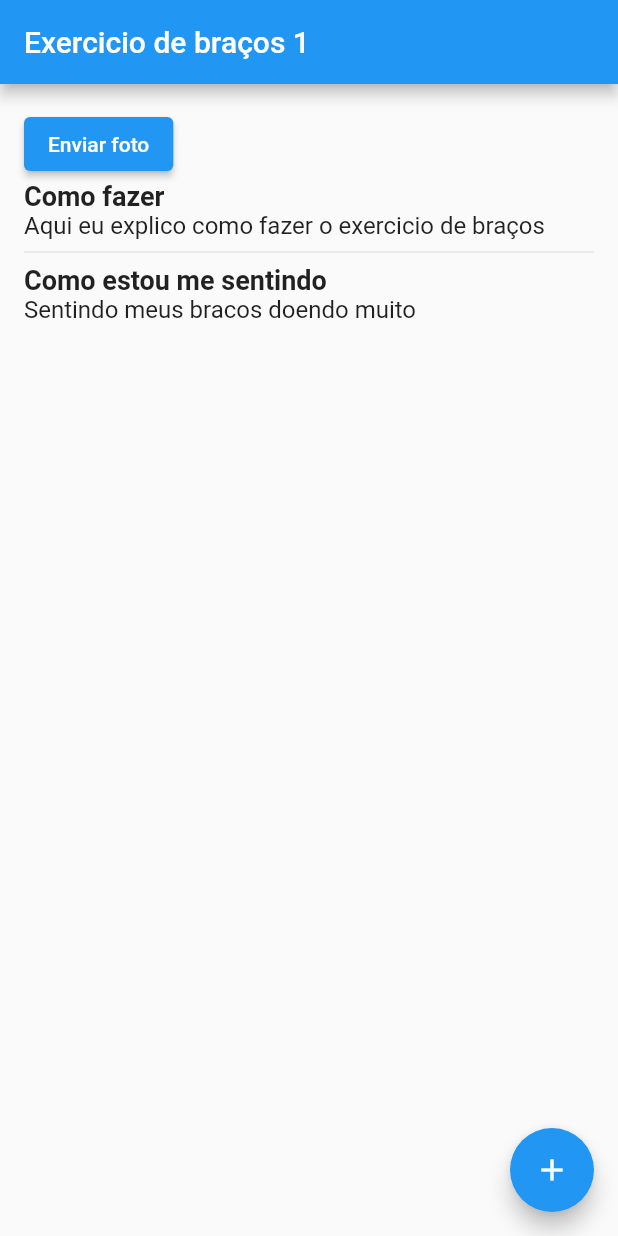
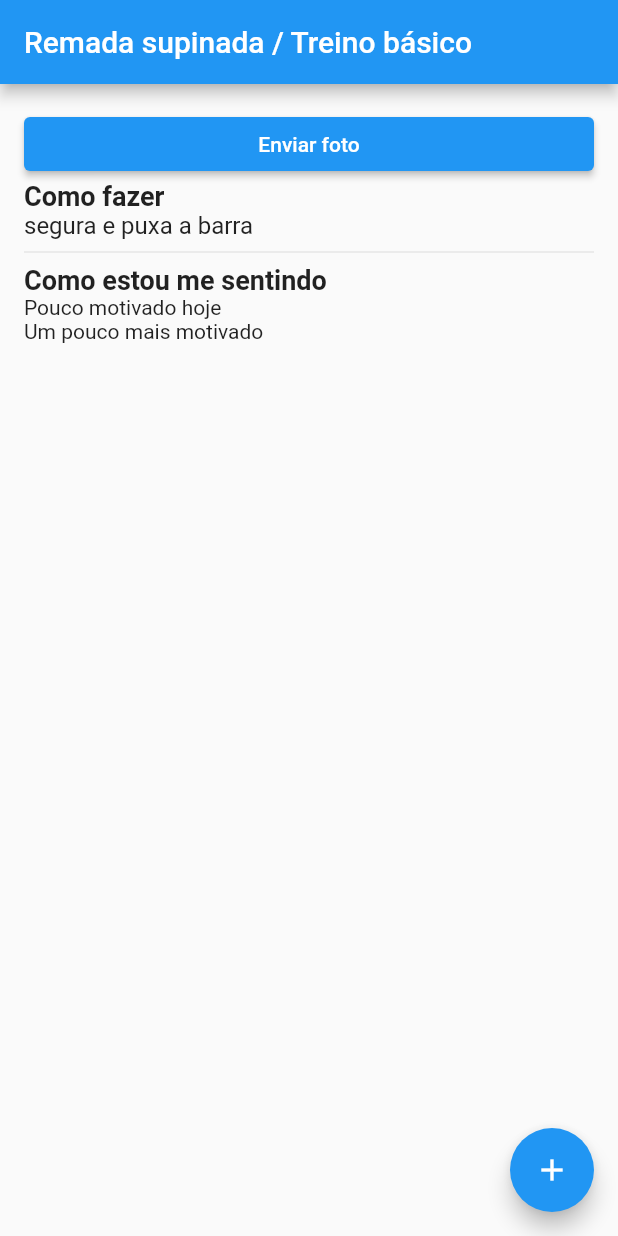
Before and after one commit to MarceloFigueira/gymapp, a Flutter app: the screen it shows after launch, on a phone screen of 412 x 824 dp. Run offline on Flutter 3.47's test engine with Material 2 defaults, Android fonts, the phone set to English and light mode, and no system bars.

Commit message:
exercises_page update

```diff
--- a/lib/src/pages/exercises_page.dart
+++ b/lib/src/pages/exercises_page.dart
@@ -29,7 +29,7 @@ class ExercisesPage extends StatelessWidget {
   Widget build(BuildContext context) {
     return Scaffold(
       appBar: AppBar(
-        title: const Text("Exercicio de braços 1"),
+        title: Text("${exerciseModel.name} / ${exerciseModel.training}"),
       ),
       floatingActionButton: FloatingActionButton(
         onPressed: () {
@@ -41,8 +41,7 @@ class ExercisesPage extends StatelessWidget {
       ),
       body: Padding(
         padding: const EdgeInsets.all(16.0),
-        child: Column(
-          crossAxisAlignment: CrossAxisAlignment.start,
+        child: ListView(
           children: [
             ElevatedButton(
               onPressed: () {},
@@ -55,9 +54,9 @@ class ExercisesPage extends StatelessWidget {
                 fontSize: 18,
               ),
             ),
-            const Text(
-              "Aqui eu explico como fazer o exercicio de braços",
-              style: TextStyle(
+            Text(
+              exerciseModel.howToMake,
+              style: const TextStyle(
                 fontSize: 16,
               ),
             ),
@@ -69,12 +68,13 @@ class ExercisesPage extends StatelessWidget {
                 fontSize: 18,
               ),
             ),
-            const Text(
-              "Sentindo meus bracos doendo muito",
-              style: TextStyle(
-                fontSize: 16,
-              ),
-            ),
+            Column(
+              crossAxisAlignment: CrossAxisAlignment.start,
+              children: List.generate(listFeeling.length, (index) {
+                FeelingModel feelingNow = listFeeling[index];
+                return Text(feelingNow.feeling);
+              }),
+            )
           ],
         ),
       ),
```
